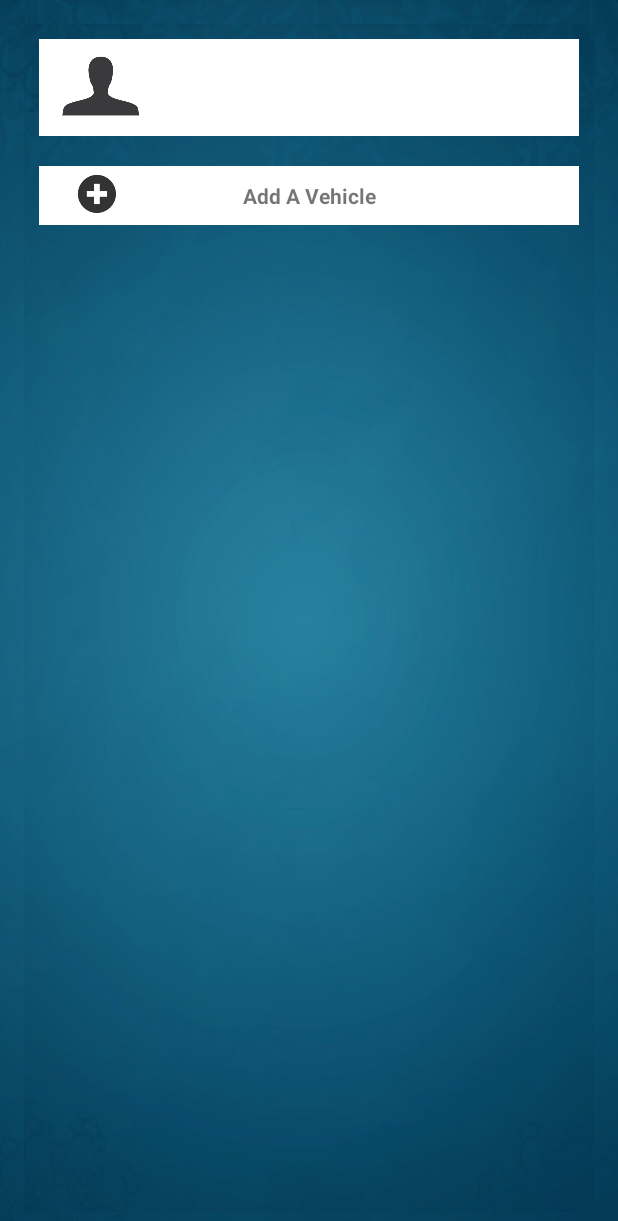
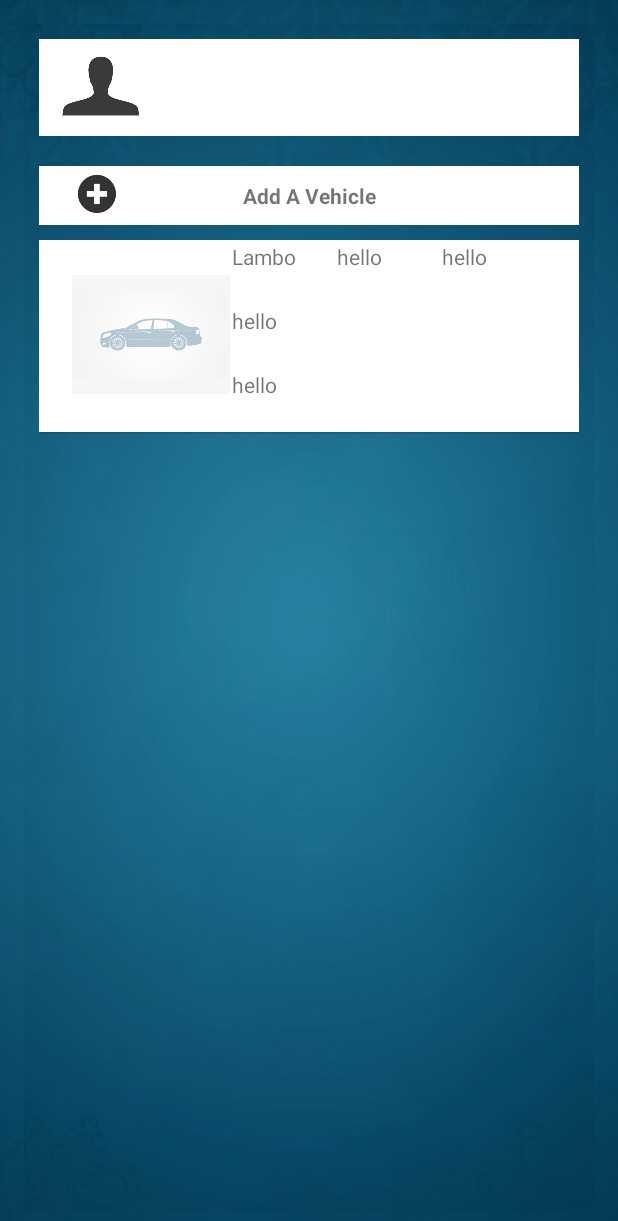
Before and after one commit to d7knight/Best-Fuel, an Android app: the ProfileActivity screen opened directly, with no data from a screen before it, on a phone screen of 412 x 824 dp. Shown: the top 1221 px of the screen. Run offline under Robolectric (Android 15) with nearby library versions, the phone set to English and light mode, and no system bars; 1 statement that could not run was skipped.

Commit message:
Added ability to Dynamically add cars to the profile page. Also added a listener to each car for adding a dialog to change them etc. TODO: Fix car layout right now we can only have a make of like 5 characters wide. I suggest we arrange everything vertically.

```diff
--- a/app/src/main/java/com/example/cs446project/bestfuel/ProfileActivity.java
+++ b/app/src/main/java/com/example/cs446project/bestfuel/ProfileActivity.java
@@ -1,37 +1,35 @@
 package com.example.cs446project.bestfuel;
 
 import android.app.Activity;
-import android.app.AlertDialog;
 import android.app.Dialog;
 import android.app.ProgressDialog;
 import android.content.Context;
-import android.content.DialogInterface;
 import android.content.Intent;
 import android.os.Bundle;
-import android.preference.DialogPreference;
 import android.util.Log;
 import android.view.LayoutInflater;
 import android.view.View;
+import android.view.ViewGroup;
 import android.view.Window;
 import android.webkit.JavascriptInterface;
 import android.webkit.WebView;
 import android.widget.ArrayAdapter;
-import android.widget.Button;
 import android.widget.FrameLayout;
+import android.widget.ListView;
 import android.widget.Spinner;
 import android.widget.TextView;
+import android.widget.Toast;
 
 
 import com.example.cs446project.bestfuel.helper.SQLiteHandler;
 import com.example.cs446project.bestfuel.helper.SessionManager;
-import com.example.cs446project.bestfuel.helper.StationAlgorithm;
 
-import org.json.JSONArray;
 import org.json.JSONException;
 import org.json.JSONObject;
 
 import java.util.ArrayList;
 import java.util.HashMap;
+import java.util.List;
 
 
 public class ProfileActivity extends Activity {
@@ -43,6 +41,9 @@ public class ProfileActivity extends Activity {
     private View inflated;
     private Spinner yearSpin;
     private ProgressDialog pDialog;
+    ListView list;
+    CarAdapter adapter;
+    ArrayList<Car> arraylist=new ArrayList<Car>();
 
     CQInterface cq;
     @Override
@@ -62,6 +63,22 @@ public class ProfileActivity extends Activity {
         if (!session.isLoggedIn()) {
             logoutUser();
         }
+
+        // Pass results to ListViewAdapter Class
+        adapter = new CarAdapter(this, arraylist);
+
+        // Binds the Adapter to the ListView
+        list = (ListView) findViewById(R.id.listview);
+        list.setAdapter(adapter);
+
+
+
+        //Kyle see this code below for how to add a car at any time
+
+
+        adapter.add(new Car("Lambo", "hello ",
+                "hello", "hello", "hello"));
+        adapter.notifyDataSetChanged();
 
         pDialog = new ProgressDialog(this);
         pDialog.setCancelable(false);
@@ -109,6 +126,89 @@ public class ProfileActivity extends Activity {
         yearSpin = (Spinner) inflated.findViewById(R.id.year);
 
         //cq.getYears();
+    }
+
+
+
+   public class Car{
+       String make,model,year,capacity,stats;
+       public Car(String make, String model, String year, String capacity, String stats){
+           this.make=make;
+           this.model=model;
+           this.year=year;
+           this.capacity=capacity;
+           this.stats=stats;
+       }
+   }
+
+
+    public class CarAdapter extends ArrayAdapter<Car> {
+
+        // Declare Variables
+        Context mContext;
+        LayoutInflater inflater;
+        private List<Car> carlist = null;
+        private ArrayList<Car> arraylist;
+        public CarAdapter(Context context, ArrayList<Car> cars) {
+            super(context, 0, cars);
+            mContext = context;
+            this.carlist = cars;
+            inflater = LayoutInflater.from(mContext);
+            this.arraylist = new ArrayList<Car>();
+            this.arraylist.addAll(carlist);
+        }
+
+
+        public class ViewHolder {
+            View view;
+            TextView make,model,year,capacity,stats;
+
+        }
+
+
+        public View getView(final int position, View view, ViewGroup parent) {
+            final ViewHolder holder;
+            if (view == null) {
+                holder = new ViewHolder();
+
+                view = inflater.inflate(R.layout.car_template,parent, false);
+
+                holder.view=view;
+                holder.make= (TextView)view.findViewWithTag("Make");
+                holder.model= (TextView)view.findViewWithTag("Model");
+                holder.year= (TextView)view.findViewWithTag("Year");
+                holder.capacity= (TextView)view.findViewWithTag("Capacity");
+                holder.stats= (TextView)view.findViewWithTag("Stats");
+                view.setTag(holder);
+            } else {
+                holder = (ViewHolder) view.getTag();
+            }
+            Car c=carlist.get(position);
+            holder.make.setText(c.make);
+            holder.model.setText(c.model);
+            holder.year.setText(c.year);
+            holder.capacity.setText(c.capacity);
+            holder.stats.setText(c.stats);
+
+
+
+            view.setOnLongClickListener(new View.OnLongClickListener() {
+
+                @Override
+                public boolean onLongClick(View arg0) {
+                    // Send single item click data to SingleItemView Class
+                    Toast.makeText(mContext, "Long click on car ", Toast.LENGTH_SHORT).show();
+                    return true;
+
+                }
+            });
+
+
+            return view;
+        }
+
+
+
     }
 
 
--- a/app/src/main/res/layout/activity_profile.xml
+++ b/app/src/main/res/layout/activity_profile.xml
@@ -86,6 +86,11 @@
 
 
         </FrameLayout>
+        <ListView
+            android:id="@+id/listview"
+            android:layout_width="fill_parent"
+            android:layout_height="fill_parent"
+            />
 
     </LinearLayout>
 
--- a/app/src/main/res/layout/car_template.xml
+++ b/app/src/main/res/layout/car_template.xml
@@ -8,22 +8,23 @@
             android:layout_width="match_parent"
             android:weightSum="3"
             android:background="#FFFFFF"
-            android:orientation="horizontal">
+            android:orientation="horizontal"
+            android:layout_marginTop="10dp">
 
             <ImageView
                 android:id="@+id/plusCarImage"
-                android:layout_width="128dp"
+                android:layout_width="0dp"
                 android:layout_height="match_parent"
                 android:src="@drawable/defaultcar"
                 android:layout_gravity="start"
                 android:layout_marginLeft="22dp"
-                android:weight="1"
+                android:layout_weight="1"
                 android:layout_marginTop="2dp"/>
             <LinearLayout
                 android:layout_height="match_parent"
                 android:layout_width="0dp"
                 android:layout_marginRight="22dp"
-                android:layout_weight="3"
+                android:layout_weight="2"
                 android:weightSum="3"
                 android:orientation="vertical">
             <LinearLayout
@@ -34,48 +35,49 @@
                 android:orientation="horizontal">
 
                 <TextView
-                    android:layout_width="match_parent"
+                    android:layout_width="0dp"
                     android:layout_height="match_parent"
-
+                    android:tag="Make"
                     android:layout_weight="1"
-                    android:padding="10dp"
+                    android:padding="1dp"
                     android:text="make"
-                    android:gravity="left"/>
+                    android:gravity="left"
+                     />
                 <TextView
 
-                    android:layout_width="fill_parent"
+                    android:layout_width="0dp"
                     android:layout_height="fill_parent"
-
+                    android:tag="Model"
                     android:layout_weight="1"
-                    android:padding="10dp"
+                    android:padding="1dp"
                     android:text="model"
                     android:gravity="left"/>
                 <TextView
 
-                    android:layout_width="fill_parent"
+                    android:layout_width="0dp"
                     android:layout_height="fill_parent"
-
+                    android:tag="Year"
                     android:layout_weight="1"
-                    android:padding="10dp"
+                    android:padding="1dp"
                     android:text="year"
                     android:gravity="left"/>
 
             </LinearLayout>
                 <TextView
-                    android:id="@+id/profileName4"
+                    android:tag="Capacity"
                     android:layout_width="fill_parent"
                     android:layout_height="0dp"
                     android:text="Capacity"
                     android:layout_weight="1"
-                    android:padding="10dp"
+                    android:padding="1dp"
                     android:gravity="left"/>
                 <TextView
-                    android:id="@+id/profileName3"
+                    android:tag="Stats"
                     android:layout_width="fill_parent"
                     android:layout_height="0dp"
                     android:text="Stats"
                     android:layout_weight="1"
-                    android:padding="10dp"
+                    android:padding="1dp"
                     android:gravity="left"/>
             </LinearLayout>
         </LinearLayout>
```
